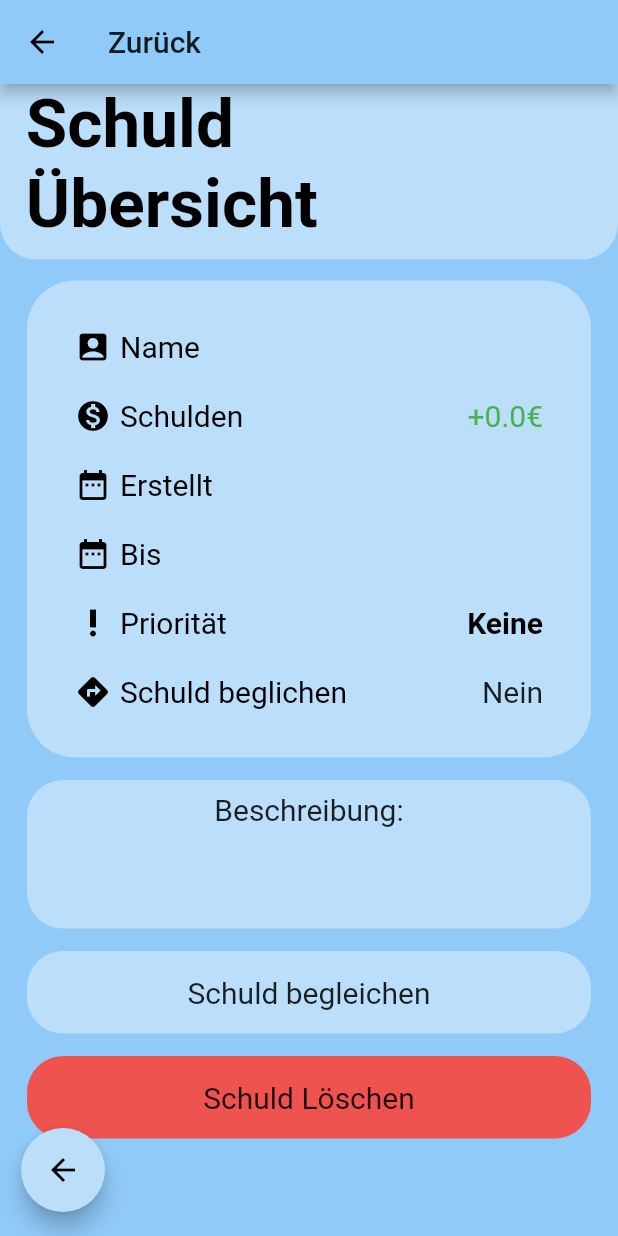
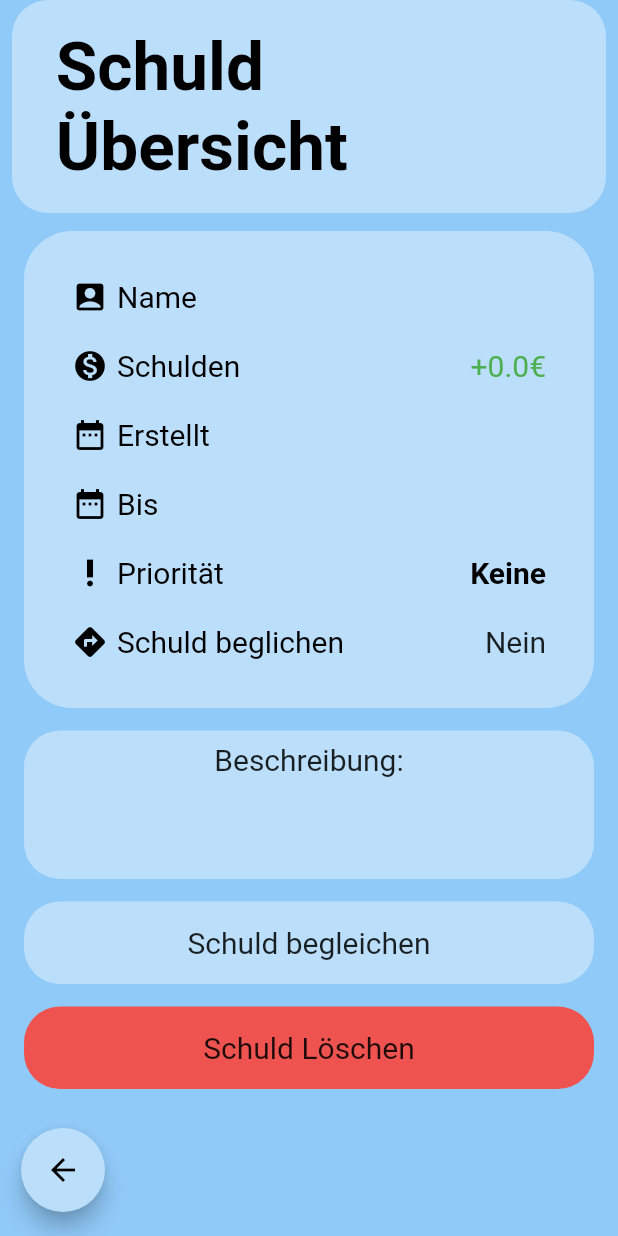
Before and after one commit to CaptainWeasle/Projekt-B-2.0, a Flutter app: the DetailedPage screen opened directly with empty values, on a phone screen of 412 x 824 dp. Run offline on Flutter 3.47's test engine with Material 2 defaults, Android fonts, the phone set to English and light mode, and no system bars; our stand-ins replace datetime_picker_formfield, sqflite; accounts and stored records are empty; Roboto replaces fonts that are missing (Hind, Montserrat).

Commit message:
changed visuals

```diff
--- a/project_b/lib/src/pages/detailedPage.dart
+++ b/project_b/lib/src/pages/detailedPage.dart
@@ -26,13 +26,16 @@ class DetailedPageState extends State<DetailedPage> {
     var appBody = Column(
       children: <Widget>[
         SafeArea(
+          child: Padding(
+            padding: const EdgeInsets.fromLTRB(8,0,8,0),
             child: Container(
-            width: 500,
-            height: 117,
+              padding: EdgeInsets.all(18),
               decoration: BoxDecoration(
                 borderRadius: BorderRadius.only(
                   bottomLeft: Radius.circular(24),
                   bottomRight: Radius.circular(24),
+                  topRight: Radius.circular(24),
+                  topLeft: Radius.circular(24),
                 ),
                 color: Colors.blue[100],
               ),
@@ -62,10 +65,11 @@ class DetailedPageState extends State<DetailedPage> {
               ),
             ),
           ),
+        ),
         Expanded(
-
+          flex: 1,
           child: ListView(
-            padding: EdgeInsets.all(10),
+            padding: EdgeInsets.all(8),
             children: <Widget>[
               Padding(
                 padding: const EdgeInsets.fromLTRB(8, 4, 8, 0),
@@ -296,9 +300,6 @@ class DetailedPageState extends State<DetailedPage> {
       ),
       backgroundColor: Colors.blue[200],
       body: appBody,
-      appBar: AppBar(
-        title: Text("Zurück"),
-      ),
     );
   }
 }
```
Also changed, not shown: project_b/lib/src/pages/homePage.dart (+6 -13 lines). Lines whose indentation alone changed are shown as unchanged.
